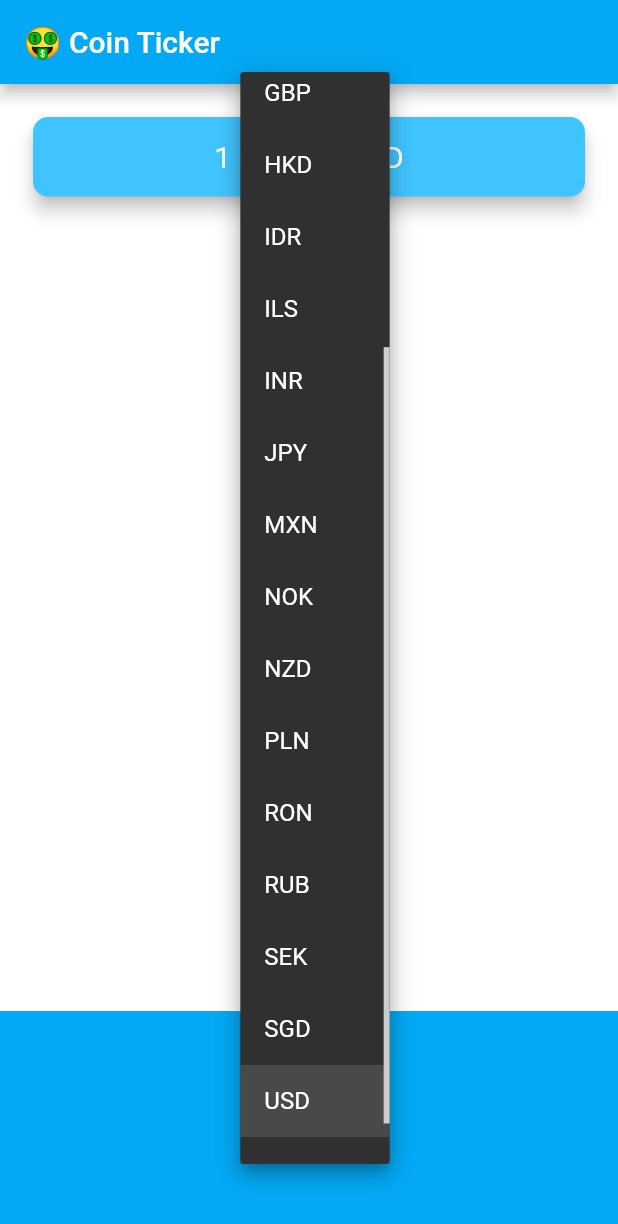
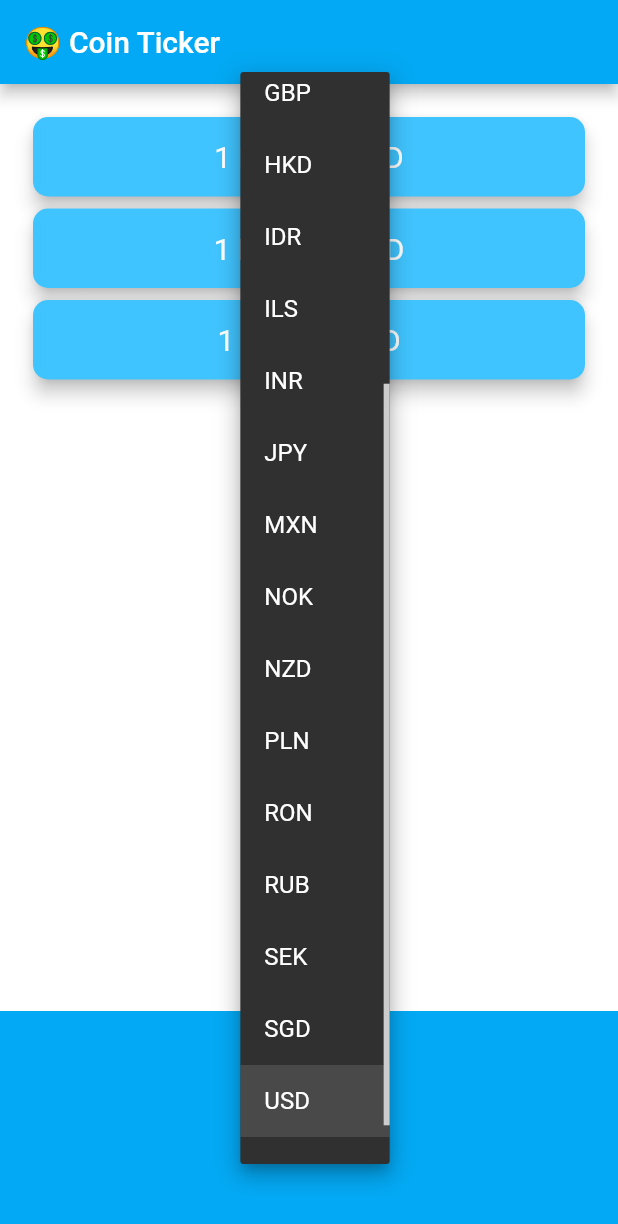
Before and after one commit to Avishka-Shamendra/Flutter-Bootcamp-2020, a Flutter app: the screen it shows after launch, after a tap on "USD", on a phone screen of 412 x 824 dp. Shown: the top 1224 px of the screen. Run offline on Flutter 3.47's test engine with Material 2 defaults, Android fonts, the phone set to English and light mode, and no system bars; our stand-ins replace audioplayers, flutter_spinkit, font_awesome_flutter, geolocator, rflutter_alert; network calls fail.

Commit message:
Finished the bitcoin app

```diff
--- a/bitcoin-ticker-flutter/lib/coin_data.dart
+++ b/bitcoin-ticker-flutter/lib/coin_data.dart
@@ -1,5 +1,11 @@
+import 'dart:convert';
+
+import 'package:bitcoin_ticker/utilities/constants.dart';
+import 'package:http/http.dart' as HTTP;
+
 const List<String> currenciesList = [
   'AUD',
+  'LKR',
   'BRL',
   'CAD',
   'CNY',
@@ -28,4 +34,22 @@ const List<String> cryptoList = [
   'LTC',
 ];
 
-class CoinData {}
+class CoinData {
+  CoinData({this.APIurl});
+  final APIurl;
+
+  Future<Map> getCoinData(String currency) async {
+    Map resultMap = {};
+    for (String cryptoCurrency in cryptoList) {
+      HTTP.Response response =
+          await HTTP.get('$APIurl/$cryptoCurrency/$currency?apikey=$kAPIkey');
+      if (!(response.statusCode == 200)) {
+        print('Error');
+      } else {
+        Map<String, dynamic> result = jsonDecode(response.body);
+        resultMap[cryptoCurrency] = result['rate'].toStringAsFixed(2);
+      }
+    }
+    return resultMap;
+  }
+}
--- a/bitcoin-ticker-flutter/lib/main.dart
+++ b/bitcoin-ticker-flutter/lib/main.dart
@@ -1,5 +1,7 @@
+import 'package:bitcoin_ticker/coin_data.dart';
 import 'package:flutter/material.dart';
 import 'price_screen.dart';
+import 'utilities/constants.dart';
 
 void main() => runApp(MyApp());
 
@@ -10,7 +12,7 @@ class MyApp extends StatelessWidget {
       theme: ThemeData.dark().copyWith(
           primaryColor: Colors.lightBlue,
           scaffoldBackgroundColor: Colors.white),
-      home: PriceScreen(),
+      home: PriceScreen(CoinData(APIurl: kAPIurl)),
     );
   }
 }
--- a/bitcoin-ticker-flutter/lib/price_screen.dart
+++ b/bitcoin-ticker-flutter/lib/price_screen.dart
@@ -1,9 +1,12 @@
+import 'package:bitcoin_ticker/widgets/displayCard.dart';
 import 'package:flutter/cupertino.dart';
 import 'package:flutter/material.dart';
 import 'coin_data.dart';
 import 'dart:io' show Platform;
 
 class PriceScreen extends StatefulWidget {
+  PriceScreen(this.coinData);
+  CoinData coinData;
   @override
   _PriceScreenState createState() => _PriceScreenState();
 }
@@ -11,8 +14,10 @@ class PriceScreen extends StatefulWidget {
 class _PriceScreenState extends State<PriceScreen> {
   String selectedCurrency = 'USD';
   List<String> currencyList = currenciesList;
+  var coinValues = {};
+  bool isWaiting = false;
 
-  DropdownButton androidDropDwon(List<String> currencyList) {
+  DropdownButton androidDropDown(List<String> currencyList) {
     List<DropdownMenuItem> items = [];
     for (String currency in currencyList) {
       items.add(
@@ -28,6 +33,7 @@ class _PriceScreenState extends State<PriceScreen> {
         onChanged: (value) {
           setState(() {
             selectedCurrency = value;
+            getData(); //pass the selected new currency
           });
         });
   }
@@ -43,10 +49,33 @@ class _PriceScreenState extends State<PriceScreen> {
       backgroundColor: Colors.lightBlue,
       itemExtent: 32.0,
       onSelectedItemChanged: (selectedIndex) {
-        print(selectedIndex);
+        setState(() {
+          selectedCurrency = currencyList[selectedIndex];
+          getData();
+        });
       },
       children: items,
     );
+  }
+
+  void getData() async {
+    isWaiting = true;
+    try {
+      var data = await widget.coinData.getCoinData(selectedCurrency);
+      isWaiting = false;
+      print(data);
+      setState(() {
+        coinValues = data;
+      });
+    } catch (e) {
+      print(e);
+    }
+  }
+
+  @override
+  void initState() {
+    super.initState();
+    getData();
   }
 
   @override
@@ -59,25 +88,18 @@ class _PriceScreenState extends State<PriceScreen> {
         mainAxisAlignment: MainAxisAlignment.spaceBetween,
         crossAxisAlignment: CrossAxisAlignment.stretch,
         children: <Widget>[
-          Padding(
-            padding: EdgeInsets.fromLTRB(18.0, 18.0, 18.0, 0),
-            child: Card(
-              color: Colors.lightBlueAccent,
-              elevation: 5.0,
-              shape: RoundedRectangleBorder(
-                borderRadius: BorderRadius.circular(10.0),
-              ),
-              child: Padding(
-                padding: EdgeInsets.symmetric(vertical: 15.0, horizontal: 28.0),
-                child: Text(
-                  '1 BTC = ? USD',
-                  textAlign: TextAlign.center,
-                  style: TextStyle(
-                    fontSize: 20.0,
-                    color: Colors.white,
-                  ),
-                ),
-              ),
+          Expanded(
+            child: Padding(
+              padding: const EdgeInsets.all(18.0),
+              child: ListView.builder(
+                  itemCount: cryptoList.length,
+                  itemBuilder: (context, index) {
+                    return DisplayCard(
+                        cryptoCurrency: cryptoList[index],
+                        rate:
+                            (isWaiting) ? null : coinValues[cryptoList[index]],
+                        selectedCurrency: selectedCurrency);
+                  }),
             ),
           ),
           Container(
@@ -87,7 +109,7 @@ class _PriceScreenState extends State<PriceScreen> {
             color: Colors.lightBlue,
             child: Platform.isIOS
                 ? iosPicker(currencyList)
-                : androidDropDwon(currencyList),
+                : androidDropDown(currencyList),
           ),
         ],
       ),
--- /dev/null
+++ b/bitcoin-ticker-flutter/lib/utilities/constants.dart
@@ -0,0 +1,3 @@
+const kAPIkey = 'DDA69CE8-8DD2-405B-B79C-13BEBC61D5E4';
+
+const kAPIurl = 'https://rest.coinapi.io/v1/exchangerate';
--- /dev/null
+++ b/bitcoin-ticker-flutter/lib/widgets/displayCard.dart
@@ -0,0 +1,34 @@
+import 'package:flutter/material.dart';
+
+class DisplayCard extends StatelessWidget {
+  DisplayCard({
+    @required this.cryptoCurrency,
+    this.rate,
+    @required this.selectedCurrency,
+  });
+  final cryptoCurrency;
+  final String rate;
+  final String selectedCurrency;
+
+  @override
+  Widget build(BuildContext context) {
+    return Card(
+      color: Colors.lightBlueAccent,
+      elevation: 5.0,
+      shape: RoundedRectangleBorder(
+        borderRadius: BorderRadius.circular(10.0),
+      ),
+      child: Padding(
+        padding: EdgeInsets.symmetric(vertical: 15.0, horizontal: 28.0),
+        child: Text(
+          '1 $cryptoCurrency = ${rate ?? '?'} $selectedCurrency',
+          textAlign: TextAlign.center,
+          style: TextStyle(
+            fontSize: 20.0,
+            color: Colors.white,
+          ),
+        ),
+      ),
+    );
+  }
+}
--- a/bitcoin-ticker-flutter/pubspec.yaml
+++ b/bitcoin-ticker-flutter/pubspec.yaml
@@ -10,6 +10,7 @@ dependencies:
     sdk: flutter
 
   cupertino_icons: ^0.1.2
+  http: ^0.12.1
 
 dev_dependencies:
   flutter_test:
```
Also changed, not shown: bitcoin-ticker-flutter/pubspec.lock.
